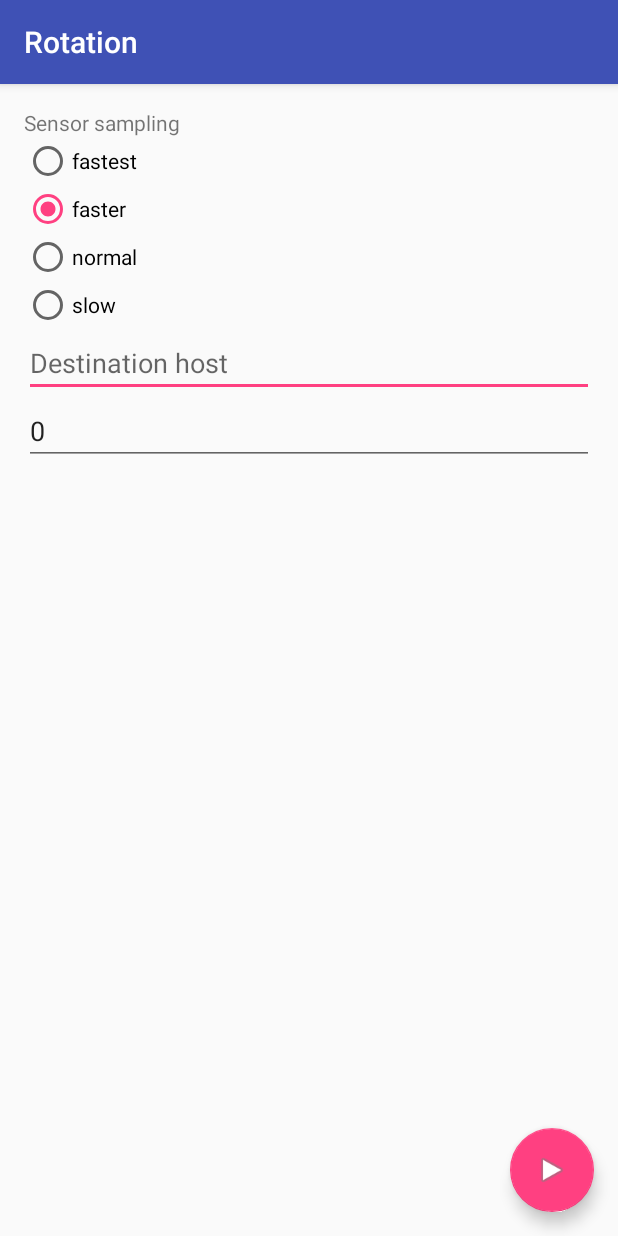
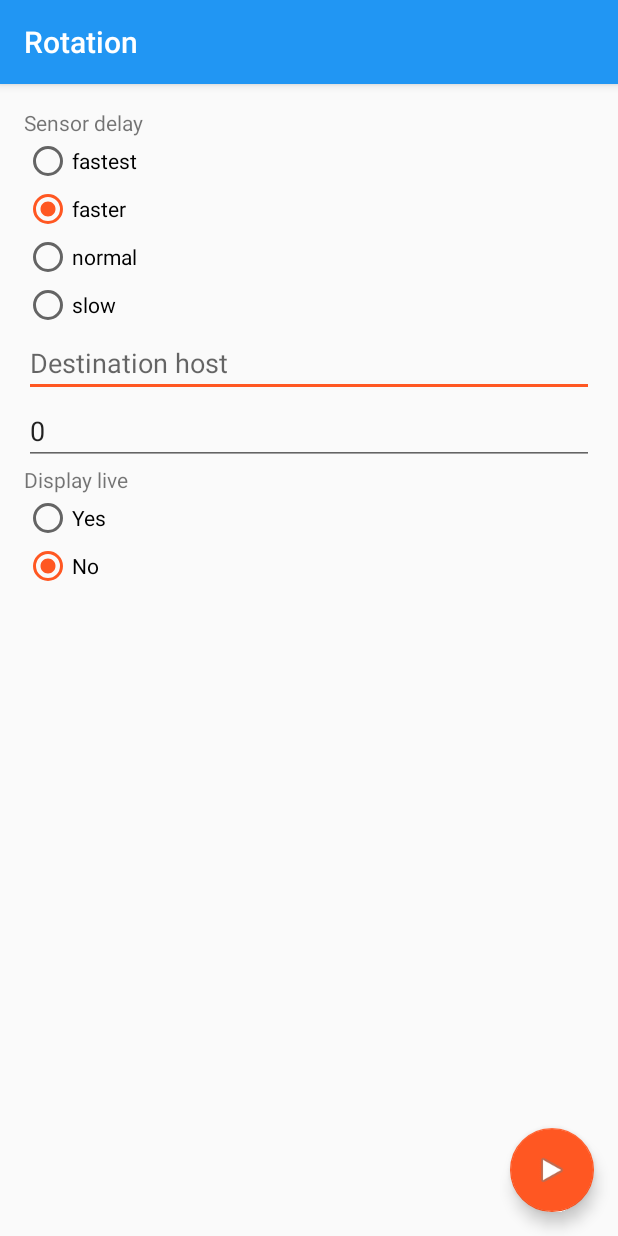
Before and after one commit to fengye/smartpad-android, an Android app: the screen it shows after launch (SetupActivity), on a phone screen of 412 x 824 dp. Run offline under Robolectric (Android 15) with nearby library versions, the phone set to English and light mode, and no system bars.

Commit message:
Display rotation vector

```diff
--- a/src/main/AndroidManifest.xml
+++ b/src/main/AndroidManifest.xml
@@ -20,7 +20,7 @@
         </activity>
         <activity
             android:name=".RunActivity"
-            android:label="@string/app_name"
+            android:label="@string/running"
             android:parentActivityName=".SetupActivity"
             android:theme="@style/AppTheme.NoActionBar">
             <meta-data
--- a/src/main/java/net/mzimmer/android/apps/rotation/Preferences.java
+++ b/src/main/java/net/mzimmer/android/apps/rotation/Preferences.java
@@ -6,23 +6,28 @@ import android.hardware.SensorManager;
 
 public class Preferences {
 
-    public static final int SENSOR_SAMPLING_DEFAULT;
-    public static final String DESTINATION_HOST_DEFAULT;
-    public static final int DESTINATION_PORT_DEFAULT;
+    public static final int DEFAULT_SENSOR_DELAY;
+    public static final String DEFAULT_DESTINATION_HOST;
+    public static final int DEFAULT_DESTINATION_PORT;
+    public static final boolean DEFAULT_DISPLAY_LIVE;
+
     private static final String SHARED_PREFERENCES_NAME;
-    private static final String SENSOR_SAMPLING_PREFERENCES_KEY;
+    private static final String SENSOR_DELAY_PREFERENCES_KEY;
     private static final String DESTINATION_HOST_PREFERENCES_KEY;
     private static final String DESTINATION_PORT_PREFERENCES_KEY;
+    private static final String DISPLAY_LIVE_PREFERENCES_KEY;
 
     static {
+        DEFAULT_SENSOR_DELAY = SensorManager.SENSOR_DELAY_GAME;
+        DEFAULT_DESTINATION_HOST = "";
+        DEFAULT_DESTINATION_PORT = 0;
+        DEFAULT_DISPLAY_LIVE = false;
+
         SHARED_PREFERENCES_NAME = "rotationPreferences";
-        SENSOR_SAMPLING_PREFERENCES_KEY = "sensorSampling";
+        SENSOR_DELAY_PREFERENCES_KEY = "sensorDelay";
         DESTINATION_HOST_PREFERENCES_KEY = "destinationHost";
         DESTINATION_PORT_PREFERENCES_KEY = "destinationPort";
-
-        SENSOR_SAMPLING_DEFAULT = SensorManager.SENSOR_DELAY_GAME;
-        DESTINATION_HOST_DEFAULT = "";
-        DESTINATION_PORT_DEFAULT = 0;
+        DISPLAY_LIVE_PREFERENCES_KEY = "displayLive";
     }
 
     private SharedPreferences sharedPreferences;
@@ -33,17 +38,17 @@ public class Preferences {
         sharedPreferencesEditor = sharedPreferences.edit();
     }
 
-    public int getSensorSampling() {
-        return sharedPreferences.getInt(SENSOR_SAMPLING_PREFERENCES_KEY, SENSOR_SAMPLING_DEFAULT);
+    public int getSensorDelay() {
+        return sharedPreferences.getInt(SENSOR_DELAY_PREFERENCES_KEY, DEFAULT_SENSOR_DELAY);
     }
 
-    public void setSensorSampling(int sensorSampling) {
-        sharedPreferencesEditor.putInt(SENSOR_SAMPLING_PREFERENCES_KEY, sensorSampling);
+    public void setSensorDelay(int sensorDelay) {
+        sharedPreferencesEditor.putInt(SENSOR_DELAY_PREFERENCES_KEY, sensorDelay);
         sharedPreferencesEditor.commit();
     }
 
     public String getDestinationHost() {
-        return sharedPreferences.getString(DESTINATION_HOST_PREFERENCES_KEY, DESTINATION_HOST_DEFAULT);
+        return sharedPreferences.getString(DESTINATION_HOST_PREFERENCES_KEY, DEFAULT_DESTINATION_HOST);
     }
 
     public void setDestinationHost(String destinationHost) {
@@ -52,11 +57,20 @@ public class Preferences {
     }
 
     public int getDestinationPort() {
-        return sharedPreferences.getInt(DESTINATION_PORT_PREFERENCES_KEY, DESTINATION_PORT_DEFAULT);
+        return sharedPreferences.getInt(DESTINATION_PORT_PREFERENCES_KEY, DEFAULT_DESTINATION_PORT);
     }
 
     public void setDestinationPort(int destinationPort) {
         sharedPreferencesEditor.putInt(DESTINATION_PORT_PREFERENCES_KEY, destinationPort);
         sharedPreferencesEditor.commit();
     }
+
+    public boolean getDisplayLive() {
+        return sharedPreferences.getBoolean(DISPLAY_LIVE_PREFERENCES_KEY, DEFAULT_DISPLAY_LIVE);
+    }
+
+    public void setDisplayLive(boolean displayLive) {
+        sharedPreferencesEditor.putBoolean(DISPLAY_LIVE_PREFERENCES_KEY, displayLive);
+        sharedPreferencesEditor.commit();
+    }
 }
--- a/src/main/java/net/mzimmer/android/apps/rotation/RunActivity.java
+++ b/src/main/java/net/mzimmer/android/apps/rotation/RunActivity.java
@@ -1,13 +1,20 @@
 package net.mzimmer.android.apps.rotation;
 
+import android.hardware.Sensor;
+import android.hardware.SensorEvent;
+import android.hardware.SensorEventListener;
+import android.hardware.SensorManager;
 import android.os.Bundle;
-import android.support.design.widget.Snackbar;
 import android.support.v7.app.AppCompatActivity;
 import android.support.v7.widget.Toolbar;
+import android.widget.TextView;
 
-public class RunActivity extends AppCompatActivity {
+public class RunActivity extends AppCompatActivity implements SensorEventListener {
 
+    private SensorManager sensorManager;
+    private Sensor rotationVectorSensor;
     private Preferences preferences;
+    private TextView info;
 
     @Override
     protected void onCreate(Bundle savedInstanceState) {
@@ -15,11 +22,43 @@ public class RunActivity extends AppCompatActivity {
         setContentView(R.layout.activity_run);
         Toolbar toolbar = (Toolbar) findViewById(R.id.toolbar);
         setSupportActionBar(toolbar);
+        assert getSupportActionBar() != null;
         getSupportActionBar().setDisplayHomeAsUpEnabled(true);
 
+        sensorManager = (SensorManager) getSystemService(SENSOR_SERVICE);
+        rotationVectorSensor = sensorManager.getDefaultSensor(Sensor.TYPE_ROTATION_VECTOR);
         preferences = new Preferences(getApplicationContext());
-
-        Snackbar.make(toolbar, preferences.getSensorSampling() + " -> " + preferences.getDestinationHost() + ":" + preferences.getDestinationPort(), Snackbar.LENGTH_LONG).show();
+        info = (TextView) findViewById(R.id.info);
     }
 
+    @Override
+    protected void onResume() {
+        super.onResume();
+        sensorManager.registerListener(this, rotationVectorSensor, preferences.getSensorDelay());
+    }
+
+    @Override
+    protected void onPause() {
+        super.onPause();
+        sensorManager.unregisterListener(this);
+    }
+
+    @Override
+    public void onAccuracyChanged(Sensor sensor, int accuracy) {
+    }
+
+    @Override
+    public void onSensorChanged(SensorEvent event) {
+        if (preferences.getDisplayLive()) {
+            StringBuilder stringBuilder = new StringBuilder();
+            for (int i = 0, n = event.values.length; i < n; ++i) {
+                stringBuilder.append(System.getProperty("line.separator"));
+                stringBuilder.append(i);
+                stringBuilder.append(':');
+                stringBuilder.append(' ');
+                stringBuilder.append(Float.toString(event.values[i]));
+            }
+            info.setText(stringBuilder.toString());
+        }
+    }
 }
--- a/src/main/java/net/mzimmer/android/apps/rotation/SetupActivity.java
+++ b/src/main/java/net/mzimmer/android/apps/rotation/SetupActivity.java
@@ -16,38 +16,61 @@ import android.widget.RadioGroup;
 import java.util.HashMap;
 import java.util.Map;
 
-public class SetupActivity extends AppCompatActivity {
+public class SetupActivity extends AppCompatActivity implements RadioGroup.OnCheckedChangeListener {
 
-    private static final HashMap<Integer, Integer> SENSOR_SAMPLING_RADIO_BUTTON_IDS;
+    private static final HashMap<Integer, Integer> SENSOR_DELAY_RADIO_BUTTON_IDS;
+    private static final HashMap<Boolean, Integer> DISPLAY_LIVE_RADIO_BUTTON_IDS;
 
     static {
-        SENSOR_SAMPLING_RADIO_BUTTON_IDS = new HashMap<>();
-        SENSOR_SAMPLING_RADIO_BUTTON_IDS.put(SensorManager.SENSOR_DELAY_FASTEST, R.id.sensor_sampling_fastest);
-        SENSOR_SAMPLING_RADIO_BUTTON_IDS.put(SensorManager.SENSOR_DELAY_GAME, R.id.sensor_sampling_game);
-        SENSOR_SAMPLING_RADIO_BUTTON_IDS.put(SensorManager.SENSOR_DELAY_NORMAL, R.id.sensor_sampling_normal);
-        SENSOR_SAMPLING_RADIO_BUTTON_IDS.put(SensorManager.SENSOR_DELAY_UI, R.id.sensor_sampling_ui);
+        SENSOR_DELAY_RADIO_BUTTON_IDS = new HashMap<>();
+        SENSOR_DELAY_RADIO_BUTTON_IDS.put(SensorManager.SENSOR_DELAY_FASTEST, R.id.sensor_delay_fastest);
+        SENSOR_DELAY_RADIO_BUTTON_IDS.put(SensorManager.SENSOR_DELAY_GAME, R.id.sensor_delay_game);
+        SENSOR_DELAY_RADIO_BUTTON_IDS.put(SensorManager.SENSOR_DELAY_NORMAL, R.id.sensor_delay_normal);
+        SENSOR_DELAY_RADIO_BUTTON_IDS.put(SensorManager.SENSOR_DELAY_UI, R.id.sensor_delay_ui);
+
+        DISPLAY_LIVE_RADIO_BUTTON_IDS = new HashMap<>();
+        DISPLAY_LIVE_RADIO_BUTTON_IDS.put(true, R.id.display_live_yes);
+        DISPLAY_LIVE_RADIO_BUTTON_IDS.put(false, R.id.display_live_no);
     }
 
     private Preferences preferences;
-    private RadioGroup sensorSamplingRadioGroup;
+    private RadioGroup sensorDelayRadioGroup;
     private EditText destinationHostEditText;
     private EditText destinationPortEditText;
+    private RadioGroup displayLiveRadioGroup;
 
-    public static int getSensorSamplingRadioButtonIdFromValue(int value) {
-        if (SENSOR_SAMPLING_RADIO_BUTTON_IDS.containsKey(value)) {
-            return SENSOR_SAMPLING_RADIO_BUTTON_IDS.get(value);
+    public static int getSensorDelayRadioButtonIdFromValue(int value) {
+        if (SENSOR_DELAY_RADIO_BUTTON_IDS.containsKey(value)) {
+            return SENSOR_DELAY_RADIO_BUTTON_IDS.get(value);
         } else {
-            return SENSOR_SAMPLING_RADIO_BUTTON_IDS.get(Preferences.SENSOR_SAMPLING_DEFAULT);
+            return SENSOR_DELAY_RADIO_BUTTON_IDS.get(Preferences.DEFAULT_SENSOR_DELAY);
         }
     }
 
-    public static int getSensorSamplingValueFromRadioButtonId(int radioButtonId) {
-        for (Map.Entry<Integer, Integer> entry : SENSOR_SAMPLING_RADIO_BUTTON_IDS.entrySet()) {
+    public static int getSensorDelayValueFromRadioButtonId(int radioButtonId) {
+        for (Map.Entry<Integer, Integer> entry : SENSOR_DELAY_RADIO_BUTTON_IDS.entrySet()) {
             if (radioButtonId == entry.getValue()) {
                 return entry.getKey();
             }
         }
-        return Preferences.SENSOR_SAMPLING_DEFAULT;
+        return Preferences.DEFAULT_SENSOR_DELAY;
+    }
+
+    public static int getDisplayLiveRadioButtonIdFromValue(boolean value) {
+        if (DISPLAY_LIVE_RADIO_BUTTON_IDS.containsKey(value)) {
+            return DISPLAY_LIVE_RADIO_BUTTON_IDS.get(value);
+        } else {
+            return DISPLAY_LIVE_RADIO_BUTTON_IDS.get(Preferences.DEFAULT_DISPLAY_LIVE);
+        }
+    }
+
+    public static boolean getDisplayLiveValueFromRadioButtonId(int radioButtonId) {
+        for (Map.Entry<Boolean, Integer> entry : DISPLAY_LIVE_RADIO_BUTTON_IDS.entrySet()) {
+            if (radioButtonId == entry.getValue()) {
+                return entry.getKey();
+            }
+        }
+        return Preferences.DEFAULT_DISPLAY_LIVE;
     }
 
     @Override
@@ -66,20 +89,12 @@ public class SetupActivity extends AppCompatActivity {
         });
 
         preferences = new Preferences(getApplicationContext());
-
-        sensorSamplingRadioGroup = (RadioGroup) findViewById(R.id.sensor_sampling);
+        sensorDelayRadioGroup = (RadioGroup) findViewById(R.id.sensor_delay);
         destinationHostEditText = (EditText) findViewById(R.id.destination_host);
         destinationPortEditText = (EditText) findViewById(R.id.destination_port);
+        displayLiveRadioGroup = (RadioGroup) findViewById(R.id.display_live);
 
-        sensorSamplingRadioGroup.setOnCheckedChangeListener(new RadioGroup.OnCheckedChangeListener() {
-            @Override
-            public void onCheckedChanged(RadioGroup group, int checkedId) {
-                switch (group.getId()) {
-                    case R.id.sensor_sampling:
-                        preferences.setSensorSampling(getSensorSamplingValueFromRadioButtonId(checkedId));
-                }
-            }
-        });
+        sensorDelayRadioGroup.setOnCheckedChangeListener(this);
         destinationHostEditText.addTextChangedListener(new TextWatcher() {
             @Override
             public void beforeTextChanged(CharSequence s, int start, int count, int after) {
@@ -114,13 +129,30 @@ public class SetupActivity extends AppCompatActivity {
                 }
             }
         });
+        displayLiveRadioGroup.setOnCheckedChangeListener(this);
 
-        int sensorSampling = preferences.getSensorSampling();
+        int sensorDelay = preferences.getSensorDelay();
         String destinationHost = preferences.getDestinationHost();
         int destinationPort = preferences.getDestinationPort();
+        boolean displayLive = preferences.getDisplayLive();
 
-        ((RadioButton) findViewById(getSensorSamplingRadioButtonIdFromValue(sensorSampling))).setChecked(true);
+        ((RadioButton) findViewById(getSensorDelayRadioButtonIdFromValue(sensorDelay))).setChecked(true);
         destinationHostEditText.setText(destinationHost);
         destinationPortEditText.setText(String.valueOf(destinationPort));
+        ((RadioButton) findViewById(getDisplayLiveRadioButtonIdFromValue(displayLive))).setChecked(true);
+    }
+
+    @Override
+    public void onCheckedChanged(RadioGroup group, int checkedId) {
+        switch (group.getId()) {
+            case R.id.sensor_delay:
+                preferences.setSensorDelay(getSensorDelayValueFromRadioButtonId(checkedId));
+                break;
+            case R.id.display_live:
+                preferences.setDisplayLive(getDisplayLiveValueFromRadioButtonId(checkedId));
+                break;
+            default:
+                throw new IllegalStateException();
+        }
     }
 }
--- a/src/main/res/layout/content_run.xml
+++ b/src/main/res/layout/content_run.xml
@@ -12,4 +12,10 @@
     tools:context="net.mzimmer.android.apps.rotation.RunActivity"
     tools:showIn="@layout/activity_run">
 
+    <TextView
+        android:id="@+id/info"
+        android:layout_width="match_parent"
+        android:layout_height="wrap_content"
+        android:text="@string/display_live_disabled" />
+
 </RelativeLayout>
--- a/src/main/res/layout/content_setup.xml
+++ b/src/main/res/layout/content_setup.xml
@@ -13,49 +13,49 @@
     tools:showIn="@layout/activity_setup">
 
     <TextView
-        android:id="@+id/sensor_sampling_label"
+        android:id="@+id/sensor_delay_label"
         android:layout_width="match_parent"
         android:layout_height="wrap_content"
-        android:text="@string/sensor_sampling" />
+        android:text="@string/sensor_delay" />
 
     <RadioGroup
-        android:id="@+id/sensor_sampling"
+        android:id="@+id/sensor_delay"
         android:layout_width="match_parent"
         android:layout_height="wrap_content"
-        android:layout_below="@+id/sensor_sampling_label"
+        android:layout_below="@+id/sensor_delay_label"
         android:orientation="vertical">
 
         <RadioButton
-            android:id="@+id/sensor_sampling_fastest"
+            android:id="@+id/sensor_delay_fastest"
             android:layout_width="wrap_content"
             android:layout_height="wrap_content"
-            android:text="@string/sensor_sampling_fastest" />
+            android:text="@string/sensor_delay_fastest" />
 
         <RadioButton
-            android:id="@+id/sensor_sampling_game"
+            android:id="@+id/sensor_delay_game"
             android:layout_width="wrap_content"
             android:layout_height="wrap_content"
-            android:text="@string/sensor_sampling_game" />
+            android:text="@string/sensor_delay_game" />
 
         <RadioButton
-            android:id="@+id/sensor_sampling_normal"
+            android:id="@+id/sensor_delay_normal"
             android:layout_width="wrap_content"
             android:layout_height="wrap_content"
-            android:text="@string/sensor_sampling_normal" />
+            android:text="@string/sensor_delay_normal" />
 
         <RadioButton
-            android:id="@+id/sensor_sampling_ui"
+            android:id="@+id/sensor_delay_ui"
             android:layout_width="wrap_content"
             android:layout_height="wrap_content"
-            android:text="@string/sensor_sampling_ui" />
+            android:text="@string/sensor_delay_ui" />
     </RadioGroup>
 
     <EditText
         android:id="@+id/destination_host"
         android:layout_width="match_parent"
         android:layout_height="wrap_content"
-        android:layout_below="@+id/sensor_sampling"
-        android:hint="@string/destination_host_hint"
+        android:layout_below="@+id/sensor_delay"
+        android:hint="@string/destination_host"
         android:inputType="textUri" />
 
     <EditText
@@ -63,6 +63,33 @@
         android:layout_width="match_parent"
         android:layout_height="wrap_content"
         android:layout_below="@+id/destination_host"
-        android:hint="@string/destination_port_hint"
+        android:hint="@string/destination_port"
         android:inputType="number" />
+
+    <TextView
+        android:id="@+id/display_live_label"
+        android:layout_width="match_parent"
+        android:layout_height="wrap_content"
+        android:layout_below="@+id/destination_port"
+        android:text="@string/display_live" />
+
+    <RadioGroup
+        android:id="@+id/display_live"
+        android:layout_width="match_parent"
+        android:layout_height="wrap_content"
+        android:layout_below="@+id/display_live_label"
+        android:orientation="vertical">
+
+        <RadioButton
+            android:id="@+id/display_live_yes"
+            android:layout_width="wrap_content"
+            android:layout_height="wrap_content"
+            android:text="@string/yes" />
+
+        <RadioButton
+            android:id="@+id/display_live_no"
+            android:layout_width="wrap_content"
+            android:layout_height="wrap_content"
+            android:text="@string/no" />
+    </RadioGroup>
 </RelativeLayout>
--- a/src/main/res/values/colors.xml
+++ b/src/main/res/values/colors.xml
@@ -1,6 +1,6 @@
 <?xml version="1.0" encoding="utf-8"?>
 <resources>
-    <color name="colorPrimary">#3F51B5</color>
-    <color name="colorPrimaryDark">#303F9F</color>
-    <color name="colorAccent">#FF4081</color>
+    <color name="colorPrimary">#2196F3</color>
+    <color name="colorPrimaryDark">#1976D2</color>
+    <color name="colorAccent">#FF5722</color>
 </resources>
--- a/src/main/res/values/strings.xml
+++ b/src/main/res/values/strings.xml
@@ -1,11 +1,16 @@
 <resources>
     <string name="app_name">Rotation</string>
-    <string name="sensor_sampling">Sensor sampling</string>
-    <string name="sensor_sampling_fastest">fastest</string>
-    <string name="sensor_sampling_game">faster</string>
-    <string name="sensor_sampling_normal">normal</string>
-    <string name="sensor_sampling_ui">slow</string>
-    <string name="destination_host_hint">Destination host</string>
-    <string name="destination_port_hint">Destination port</string>
+    <string name="running">Rotation: Running</string>
+    <string name="sensor_delay">Sensor delay</string>
+    <string name="sensor_delay_fastest">fastest</string>
+    <string name="sensor_delay_game">faster</string>
+    <string name="sensor_delay_normal">normal</string>
+    <string name="sensor_delay_ui">slow</string>
+    <string name="destination_host">Destination host</string>
+    <string name="destination_port">Destination port</string>
+    <string name="display_live">Display live</string>
+    <string name="yes">Yes</string>
+    <string name="no">No</string>
     <string name="unable_to_parse_integer">Unable to parse integer</string>
+    <string name="display_live_disabled">Live preview disabled</string>
 </resources>
```
